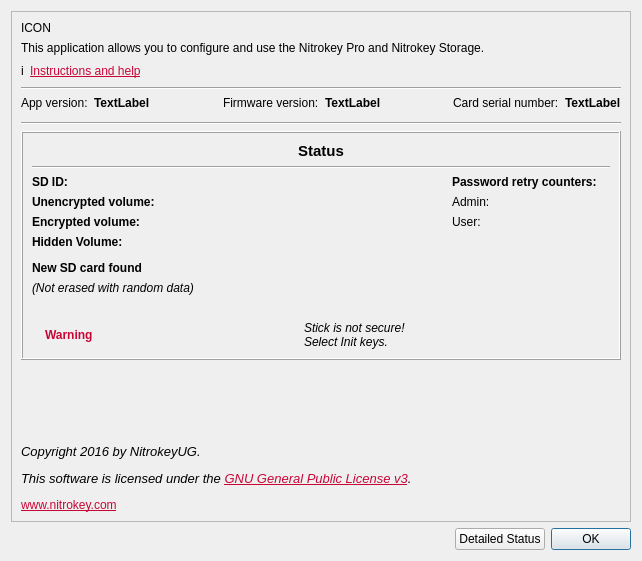
Above: ui/aboutdialog.ui from Nitrokey/nitrokey-app before the change. Below: the same form after it.
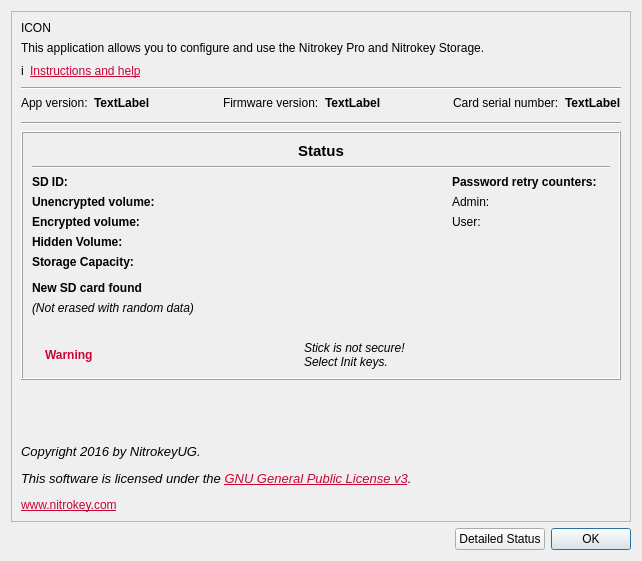
That is the form after the change. Icons and pictures are not drawn.

Commit message: Show storage capacity in about window for NK Storage

Diff of the .ui file:
```diff
--- a/ui/aboutdialog.ui
+++ b/ui/aboutdialog.ui
@@ -355,7 +355,20 @@
                </property>
               </widget>
              </item>
-             <item row="4" column="1">
+             <item row="5" column="0">
+              <widget class="QLabel" name="static_storage_info">
+               <property name="font">
+                <font>
+                 <weight>75</weight>
+                 <bold>true</bold>
+                </font>
+               </property>
+               <property name="text">
+                <string>Storage Capacity:</string>
+               </property>
+              </widget>
+             </item>
+             <item row="6" column="0">
               <spacer name="verticalSpacer_3">
                <property name="orientation">
                 <enum>Qt::Vertical</enum>
```
Left out of the diff: 7 changed lines with no effect on the pictures. The commit also changes 1 other file.
